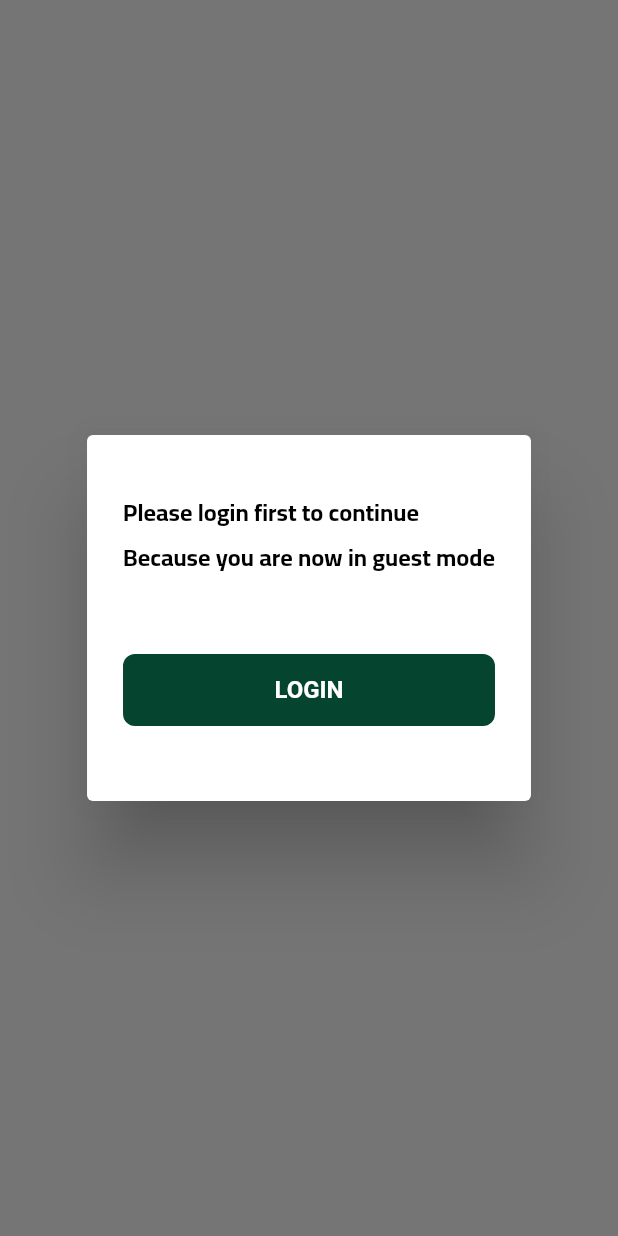
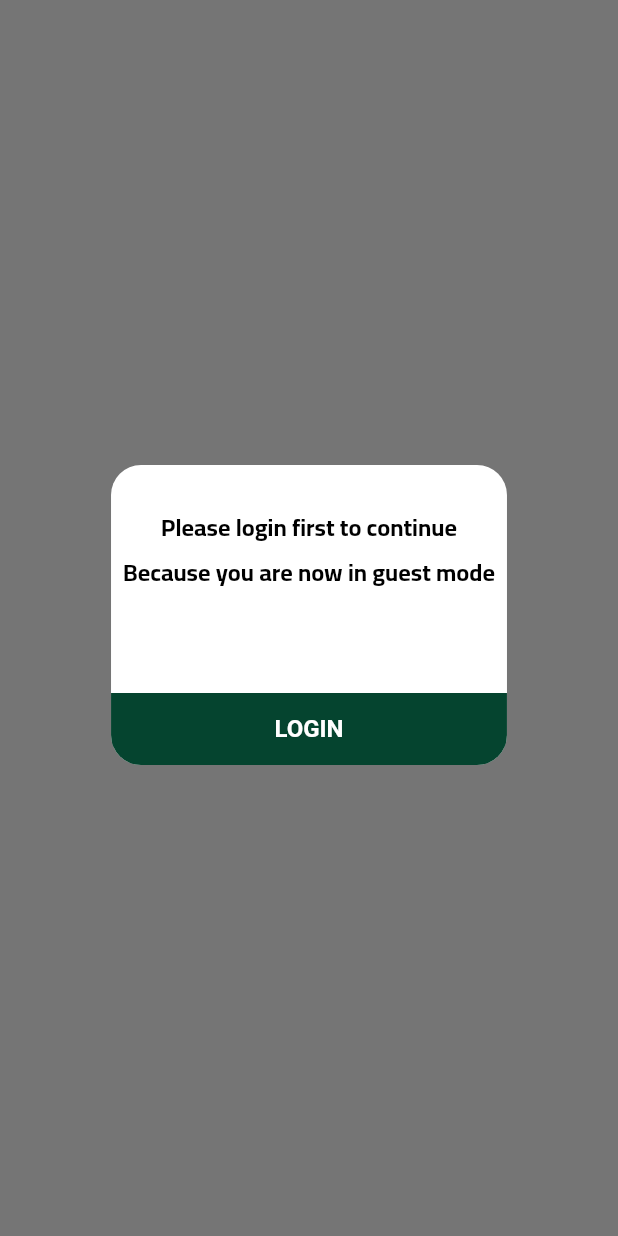
Before and after one commit to ahmedwasfe/Expectations-Update, a Flutter app: what showLoginDialog() shows on an empty page, opened directly, on a phone screen of 412 x 824 dp. Run offline on Flutter 3.47's test engine with Material 2 defaults, Android fonts, the phone set to English and light mode, and no system bars; our stand-ins replace expandable, firebase_core, firebase_messaging, flutter_hex_color, flutter_image_slideshow, flutter_screenutil and 7 more; missing offline and left inert: agora_rtc_engine, flutter_paytabs_bridge, rx_permissions; accounts and stored records are empty; network calls fail; project files that could hold a hidden picture were left out.

Commit message:
unite all app in one status bar color

```diff
--- a/lib/shared/components/components.dart
+++ b/lib/shared/components/components.dart
@@ -5,6 +5,7 @@ import 'package:expectations/shared/components/constants.dart';
 import 'package:expectations/shared/style/colors.dart';
 import 'package:expectations/utils/app_helper.dart';
 import 'package:flutter/material.dart';
+import 'package:flutter/services.dart';
 import 'package:flutter_hex_color/flutter_hex_color.dart';
 import 'package:flutter_screenutil/flutter_screenutil.dart';
 import 'package:flutter_svg/flutter_svg.dart';
@@ -196,6 +197,9 @@ class MainToolBar extends StatelessWidget {
   MainToolBar({required this.title, this.route, this.isBack, this.isProfile});
 
   Widget AppTooBar() => AppBar(
+    systemOverlayStyle: SystemUiOverlayStyle(
+      statusBarColor: HexColor(AppColors.defualtColor)
+    ),
     backgroundColor: HexColor(AppColors.defualtColor),
     toolbarHeight: 60.h,
     title: Text(
@@ -232,7 +236,6 @@ class MainToolBar extends StatelessWidget {
 
   @override
   Widget build(BuildContext context) {
-    print('LANG: ${AppHelper.getAppLanguage()}');
     return AppTooBar();
      /*
       Container(
--- a/lib/utils/app_helper.dart
+++ b/lib/utils/app_helper.dart
@@ -316,23 +316,36 @@ class AppHelper extends GetxService {
     showDialog(
         context: context,
         builder: (con) => AlertDialog(
+          clipBehavior: Clip.antiAlias,
+          elevation: 0,
+          backgroundColor: Colors.transparent,
           content: Container(
             height: 200,
+            clipBehavior: Clip.antiAlias,
+            padding: EdgeInsetsDirectional.only(top: 10),
+            decoration: BoxDecoration(
+                color: Colors.white,
+                borderRadius: BorderRadius.circular(20)),
             child: Column(
               children: [
                 SizedBox(height: 16),
-                Text(
+                Container(
+                  margin: EdgeInsetsDirectional.only(start: 8, end: 8),
+                  child: Text(
                     'please_login'.tr,
+                    textAlign: TextAlign.center,
                     style: TextStyle(
                         color: Colors.black,
                         fontSize: 16,
                         fontWeight: FontWeight.w700,
                         fontFamily: Const.appFont),
                   ),
+                ),
+                Spacer(),
                 Container(
                     margin: EdgeInsets.only(top: 50),
                     child: CustomButton(
-                        radius: 8,
+                        radius: 0,
                         background: HexColor(AppColors.defualtColor),
                         text: 'login'.tr,
                         click: () => Get.offAndToNamed(Routes.login))
```
Lines whose indentation alone changed are shown as unchanged.
